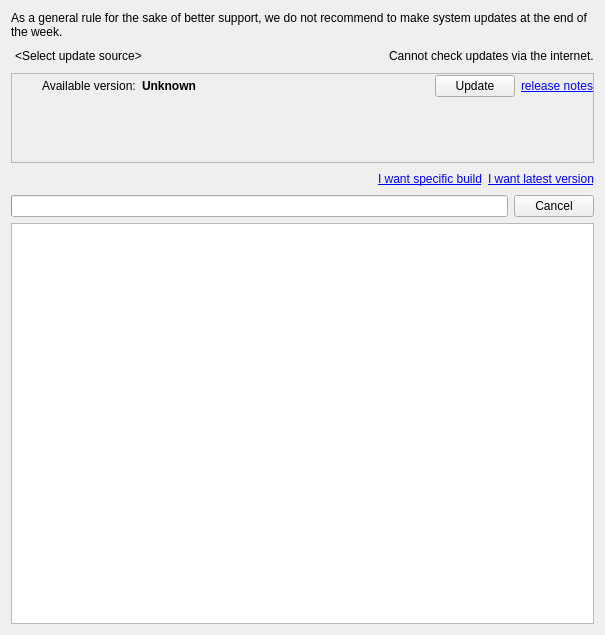
networkoptix/nx_open, file client/src/ui/widgets/server_updates_widget.ui: the form before one commit.
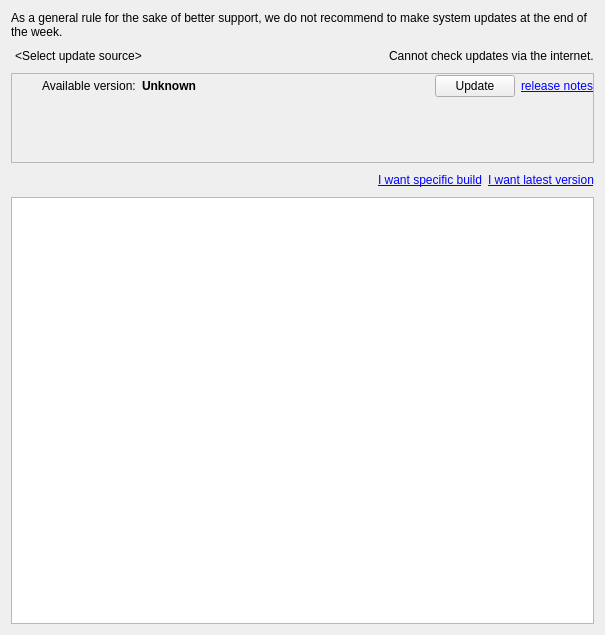
The form after the commit. Custom widgets are drawn as their Qt base class.

Commit message:
(Issue #4002) :  Starts update automatically after choosing a specific build
<==== Mercurial data ====>
Branch: master

```diff
--- a/client/src/ui/widgets/server_updates_widget.ui
+++ b/client/src/ui/widgets/server_updates_widget.ui
@@ -10,7 +10,7 @@
     <height>635</height>
    </rect>
   </property>
-  <layout class="QVBoxLayout" name="verticalLayout_6" stretch="0,0,0,0,0,1">
+  <layout class="QVBoxLayout" name="verticalLayout_6" stretch="0,0,0,0,1">
    <item>
     <widget class="QLabel" name="dayWarningLabel">
      <property name="text">
@@ -428,7 +428,24 @@
     </widget>
    </item>
    <item>
-    <layout class="QHBoxLayout" name="horizontalLayout_5">
+    <widget class="QStackedWidget" name="progressStatusWidget">
+     <property name="currentIndex">
+      <number>0</number>
+     </property>
+     <widget class="QWidget" name="updateTargetPage">
+      <layout class="QHBoxLayout" name="horizontalLayout_4">
+       <property name="leftMargin">
+        <number>0</number>
+       </property>
+       <property name="topMargin">
+        <number>0</number>
+       </property>
+       <property name="rightMargin">
+        <number>0</number>
+       </property>
+       <property name="bottomMargin">
+        <number>0</number>
+       </property>
      <item>
       <spacer name="horizontalSpacer_2">
        <property name="orientation">
@@ -436,7 +453,7 @@
        </property>
        <property name="sizeHint" stdset="0">
         <size>
-         <width>40</width>
+           <width>379</width>
          <height>20</height>
         </size>
        </property>
@@ -457,10 +474,9 @@
       </widget>
      </item>
     </layout>
-   </item>
-   <item>
-    <widget class="QWidget" name="updateStateWidget" native="true">
-     <layout class="QVBoxLayout" name="verticalLayout" stretch="0">
+     </widget>
+     <widget class="QWidget" name="updateRunningPage">
+      <layout class="QHBoxLayout" name="horizontalLayout_5">
       <property name="leftMargin">
        <number>0</number>
       </property>
@@ -473,8 +489,6 @@
       <property name="bottomMargin">
        <number>0</number>
       </property>
-      <item>
-       <layout class="QHBoxLayout" name="horizontalLayout_4" stretch="1,0">
         <item>
          <widget class="QnProgressBar" name="updateProgessBar"/>
         </item>
@@ -486,8 +500,7 @@
          </widget>
         </item>
        </layout>
-      </item>
-     </layout>
+     </widget>
     </widget>
    </item>
    <item>
```
Left out of the diff: 1 changed line with no effect on the pictures. Lines whose indentation alone changed are shown as unchanged. The commit also changes 2 other files.
